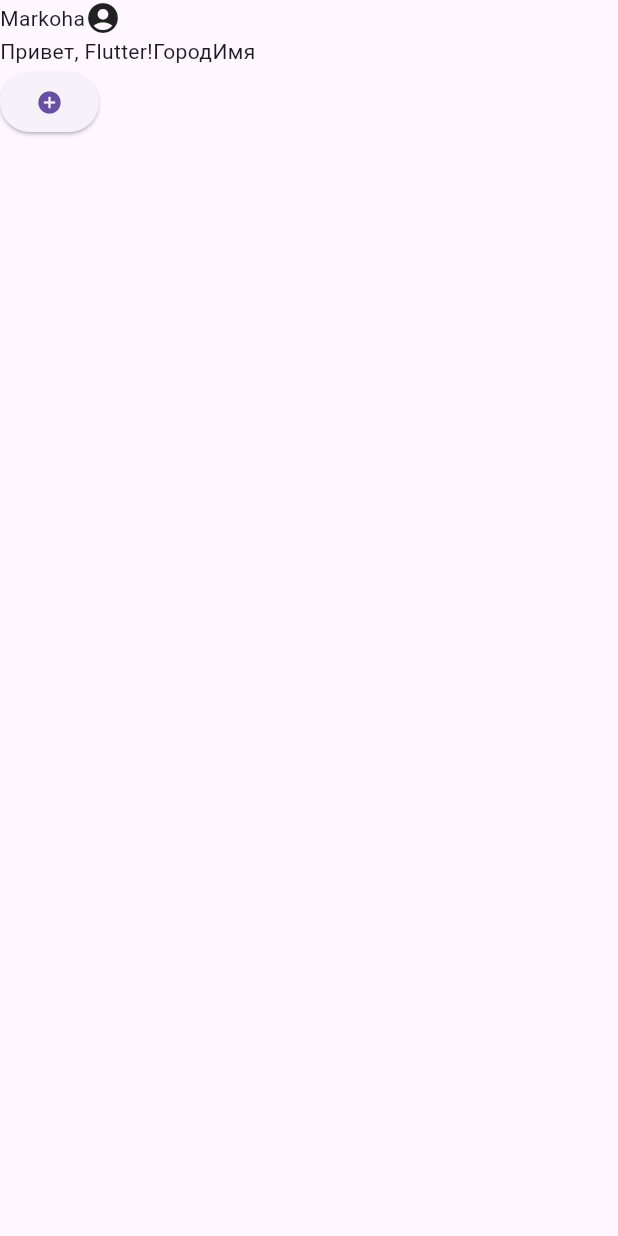
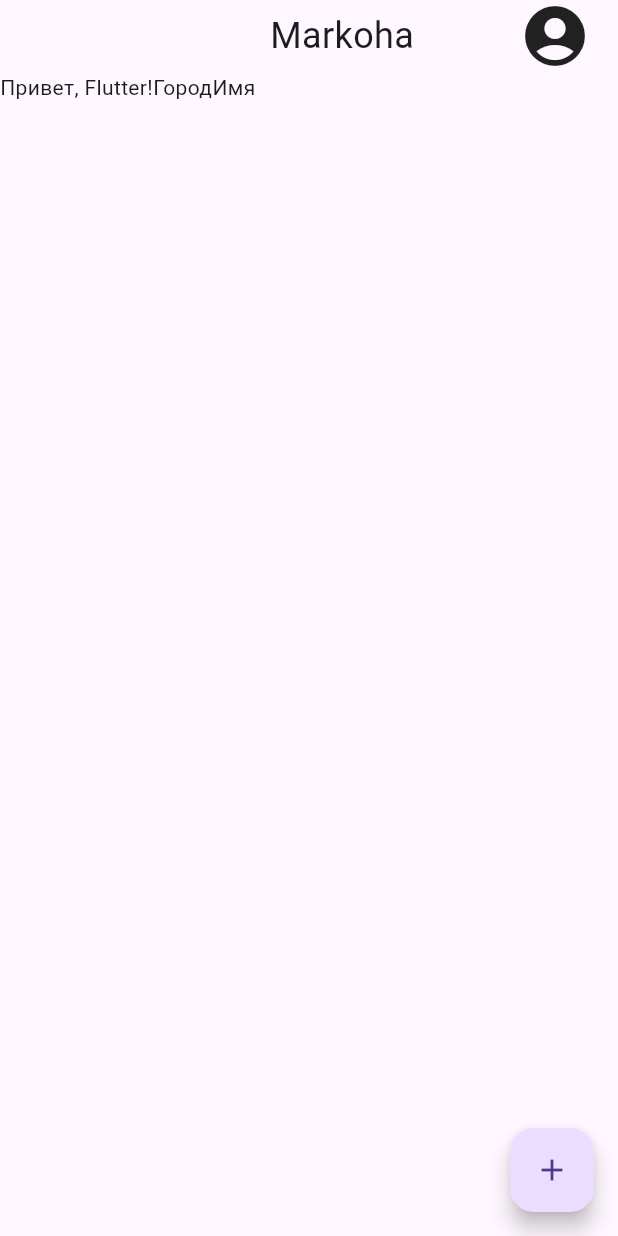
Before and after one commit to MARKOHA-FEMBOY/flutterAndroid, a Flutter app: the screen it shows after launch, on a phone screen of 412 x 824 dp. Run offline on Flutter 3.47's test engine with Material 3 defaults, Android fonts, the phone set to English and light mode, and no system bars.

Commit message:
test update

```diff
--- a/lib/main.dart
+++ b/lib/main.dart
@@ -13,8 +13,12 @@ class MyApp extends StatelessWidget {
             children: [
               Row(
                 children: [
-                  Text("Markoha"),
-                  Icon(Icons.account_circle),
+                  SizedBox(width: 180,),
+                  Text("Markoha", style: TextStyle(
+                    fontSize: 24,
+                  ),),
+                  SizedBox(width: 70,),
+                  Icon(Icons.account_circle, size: 48),
                 ],
               ),
               Row(
@@ -24,14 +28,13 @@ class MyApp extends StatelessWidget {
                   Text('Имя')
                 ],
               ),
-              Row(
-                children: [
-                  ElevatedButton(onPressed: (){}, child: Icon(Icons.add_circle))
-                ],
-              )
             ],
           )
         ),
+        floatingActionButton: FloatingActionButton(
+          onPressed: (){},
+          child: Icon(Icons.add),
+        )
       ),
     );
   }
```
